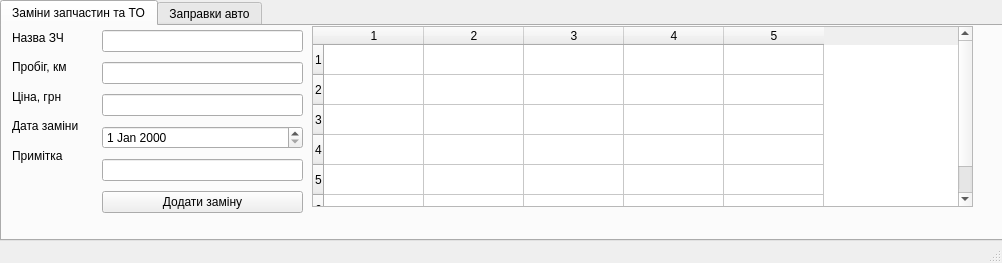
Above: ui.ui from Vitech-UA/AutoTool before the change. Below: the same form after it.
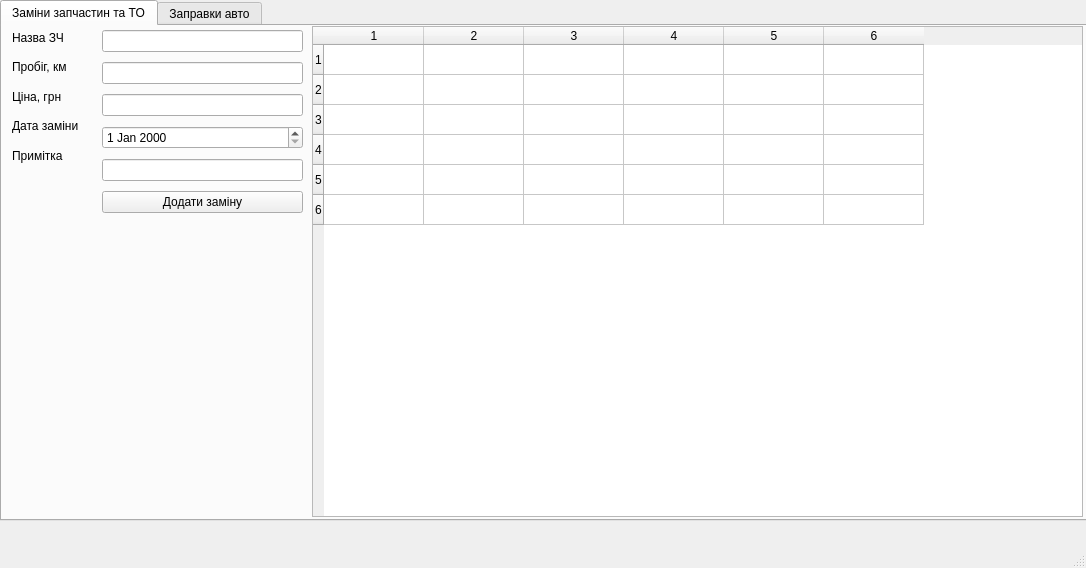
That is the form after the change.

Patch:
```diff
--- a/ui.ui
+++ b/ui.ui
@@ -6,8 +6,8 @@
    <rect>
     <x>0</x>
     <y>0</y>
-    <width>1002</width>
-    <height>263</height>
+    <width>1086</width>
+    <height>568</height>
    </rect>
   </property>
   <property name="windowTitle">
@@ -20,7 +20,7 @@
       <x>0</x>
       <y>0</y>
       <width>1141</width>
-      <height>241</height>
+      <height>521</height>
      </rect>
     </property>
     <property name="currentIndex">
@@ -30,36 +30,6 @@
      <attribute name="title">
       <string>Заміни запчастин та ТО</string>
      </attribute>
-     <widget class="QTableWidget" name="part_table">
-      <property name="enabled">
-       <bool>true</bool>
-      </property>
-      <property name="geometry">
-       <rect>
-        <x>310</x>
-        <y>0</y>
-        <width>661</width>
-        <height>181</height>
-       </rect>
-      </property>
-      <property name="rowCount">
-       <number>6</number>
-      </property>
-      <property name="columnCount">
-       <number>5</number>
-      </property>
-      <row/>
-      <row/>
-      <row/>
-      <row/>
-      <row/>
-      <row/>
-      <column/>
-      <column/>
-      <column/>
-      <column/>
-      <column/>
-     </widget>
      <widget class="QWidget" name="layoutWidget">
       <property name="geometry">
        <rect>
@@ -144,6 +114,43 @@
        </item>
       </layout>
      </widget>
+     <widget class="QTableWidget" name="part_table">
+      <property name="enabled">
+       <bool>true</bool>
+      </property>
+      <property name="geometry">
+       <rect>
+        <x>310</x>
+        <y>0</y>
+        <width>771</width>
+        <height>491</height>
+       </rect>
+      </property>
+      <property name="maximumSize">
+       <size>
+        <width>771</width>
+        <height>16777215</height>
+       </size>
+      </property>
+      <property name="rowCount">
+       <number>6</number>
+      </property>
+      <property name="columnCount">
+       <number>6</number>
+      </property>
+      <row/>
+      <row/>
+      <row/>
+      <row/>
+      <row/>
+      <row/>
+      <column/>
+      <column/>
+      <column/>
+      <column/>
+      <column/>
+      <column/>
+     </widget>
     </widget>
     <widget class="QWidget" name="tab_2">
      <attribute name="title">
```
Left out of the diff: 4 changed lines with no effect on the pictures.
